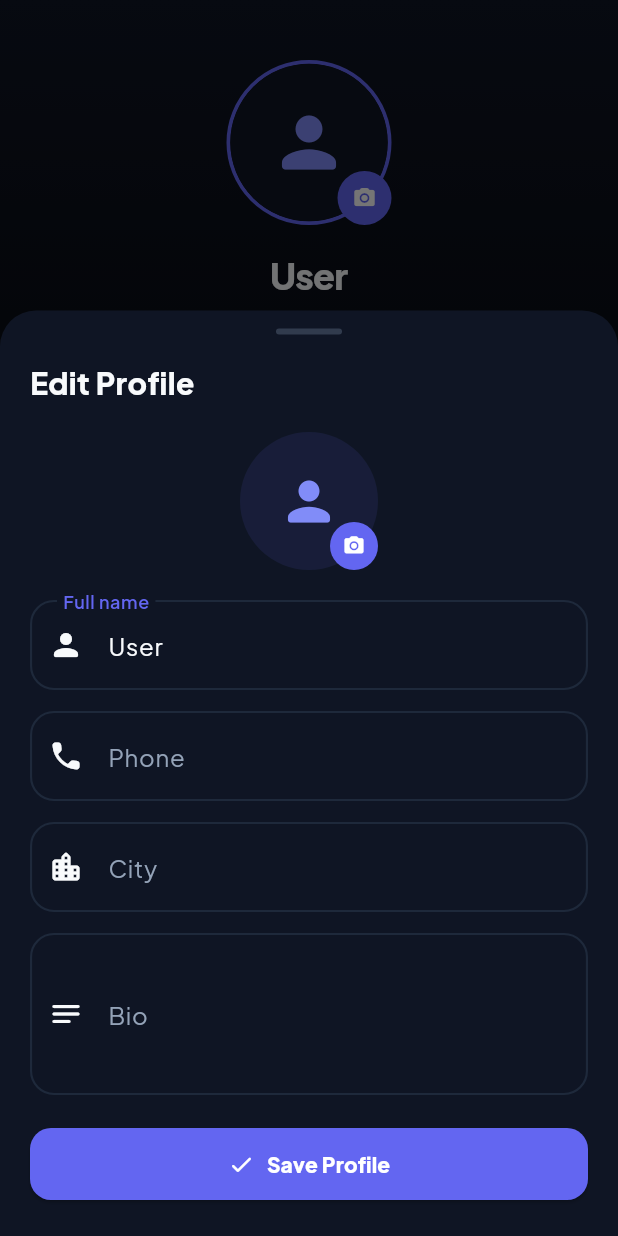
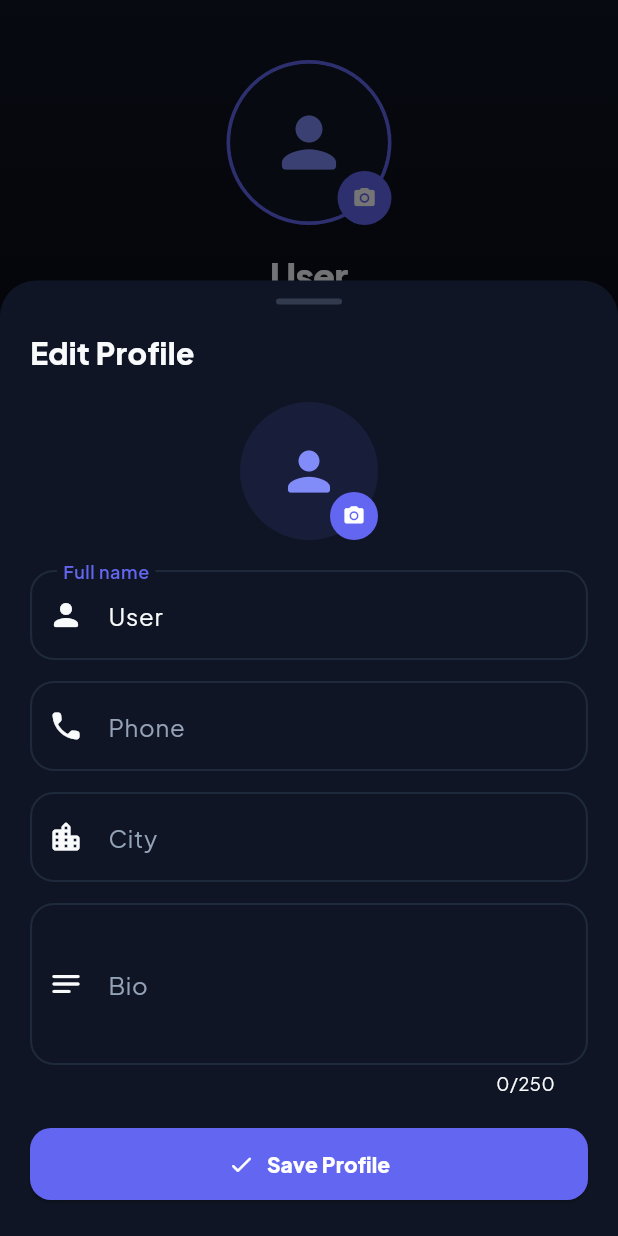
Before and after one commit to MysteriousEshoo/NeedBasedMarketplace, a Flutter app: the ProfileScreen screen opened directly, after a tap on "Edit Profile", on a phone screen of 412 x 824 dp. Run offline on Flutter 3.47's test engine with Material 3 defaults, Android fonts, the phone set to English and light mode, and no system bars; our stand-ins replace audioplayers, cloud_firestore, file_picker, firebase_auth, firebase_core, firebase_database and 6 more; missing offline and left inert: agora_rtc_engine, record; accounts and stored records are empty.

Commit message:
added edit profile screen feature sucesfuly

```diff
--- a/lib/screens/profile_screen.dart
+++ b/lib/screens/profile_screen.dart
@@ -33,6 +33,8 @@ class _ProfileScreenState extends State<ProfileScreen> {
   String _profileBio = '';
   int _myNeedsCount = 0;
   File? _selectedLocalImage;
+  bool _isProfileLoading = true;
+  bool _isUploadingAvatar = false;
 
   @override
   void initState() {
@@ -43,7 +45,10 @@ class _ProfileScreenState extends State<ProfileScreen> {
 
   Future<void> _loadUserData() async {
     final user = FirebaseAuth.instance.currentUser;
-    if (user == null) return;
+    if (user == null) {
+      if (mounted) setState(() => _isProfileLoading = false);
+      return;
+    }
 
     String name = _fallbackUserName(user);
     String email = user.email ?? 'No email connected';
@@ -52,6 +57,30 @@ class _ProfileScreenState extends State<ProfileScreen> {
     String city = '';
     String bio = '';
 
+    // Firestore is kept as a compatibility fallback for accounts created by
+    // the existing authentication screen.
+    try {
+      final firestoreDoc = await FirebaseFirestore.instance
+          .collection('users')
+          .doc(user.uid)
+          .get();
+      final firestoreData = firestoreDoc.data();
+      if (firestoreData != null) {
+        name = _firstProfileValue(firestoreData, ['name', 'displayName'], name);
+        email = _firstProfileValue(firestoreData, ['email'], email);
+        photoUrl =
+            _nullableProfileValue(firestoreData, ['photoUrl', 'photoURL']) ??
+                photoUrl;
+        phone = _firstProfileValue(firestoreData, ['phone'], phone);
+        city = _firstProfileValue(firestoreData, ['city', 'location'], city);
+        bio = _firstProfileValue(firestoreData, ['bio'], bio);
+      }
+    } catch (_) {
+      // Realtime Database may still be available.
+    }
+
+    // Realtime Database is the live profile source and therefore takes
+    // precedence over the compatibility copy in Firestore.
     try {
       final realtimeSnapshot = await FirebaseDatabase.instance
           .ref()
@@ -68,22 +97,6 @@ class _ProfileScreenState extends State<ProfileScreen> {
         city = _firstProfileValue(data, ['city', 'location'], city);
         bio = _firstProfileValue(data, ['bio'], bio);
       }
-
-      final firestoreDoc = await FirebaseFirestore.instance
-          .collection('users')
-          .doc(user.uid)
-          .get();
-      final firestoreData = firestoreDoc.data();
-      if (firestoreData != null) {
-        name = _firstProfileValue(firestoreData, ['name', 'displayName'], name);
-        email = _firstProfileValue(firestoreData, ['email'], email);
-        photoUrl =
-            _nullableProfileValue(firestoreData, ['photoUrl', 'photoURL']) ??
-                photoUrl;
-        phone = _firstProfileValue(firestoreData, ['phone'], phone);
-        city = _firstProfileValue(firestoreData, ['city', 'location'], city);
-        bio = _firstProfileValue(firestoreData, ['bio'], bio);
-      }
     } catch (_) {
       // Auth data is still enough to keep the profile usable if a read fails.
     }
@@ -96,6 +109,7 @@ class _ProfileScreenState extends State<ProfileScreen> {
       _profilePhone = phone;
       _profileCity = city;
       _profileBio = bio;
+      _isProfileLoading = false;
     });
   }
 
@@ -152,6 +166,7 @@ class _ProfileScreenState extends State<ProfileScreen> {
   }
 
   Future<void> _executeNativeImageUpload() async {
+    if (_isUploadingAvatar) return;
     final ImagePicker picker = ImagePicker();
     try {
       final XFile? image =
@@ -160,12 +175,17 @@ class _ProfileScreenState extends State<ProfileScreen> {
         final imageFile = File(image.path);
         setState(() {
           _selectedLocalImage = imageFile;
+          _isUploadingAvatar = true;
         });
         await _saveSelectedProfileImage(imageFile);
+        if (!mounted) return;
         _showStatusToast('🎉 Image uploaded successfully!');
       }
-    } catch (e) {
-      _showStatusToast('⚠️ Error uploading image.');
+    } catch (_) {
+      if (!mounted) return;
+      _showStatusToast('⚠️ Error uploading image. Please try again.');
+    } finally {
+      if (mounted) setState(() => _isUploadingAvatar = false);
     }
   }
 
@@ -262,22 +282,32 @@ class _ProfileScreenState extends State<ProfileScreen> {
     final firestoreData = Map<String, dynamic>.from(realtimeData)
       ..['updatedAt'] = FieldValue.serverTimestamp();
 
+    // Persist to the app's live Realtime Database first. A successful return
+    // from this method always means the profile exists at /users/{uid}.
     await FirebaseDatabase.instance
         .ref()
         .child('users')
         .child(user.uid)
         .update(realtimeData);
-    await FirebaseFirestore.instance
-        .collection('users')
-        .doc(user.uid)
-        .set(firestoreData, SetOptions(merge: true));
 
     await user.updateDisplayName(cleanName);
     if (cleanPhotoUrl != null && cleanPhotoUrl.isNotEmpty) {
       await user.updatePhotoURL(cleanPhotoUrl);
     }
     await user.reload();
-    await _syncProfileNameToNeeds(user.uid, cleanName);
+
+    // Keep existing Firestore-based features compatible, but do not report a
+    // failed profile save if this optional mirror or old listings cannot be
+    // updated due to their own security rules.
+    try {
+      await FirebaseFirestore.instance
+          .collection('users')
+          .doc(user.uid)
+          .set(firestoreData, SetOptions(merge: true));
+    } catch (_) {}
+    try {
+      await _syncProfileNameToNeeds(user.uid, cleanName);
+    } catch (_) {}
   }
 
   Future<void> _syncProfileNameToNeeds(String uid, String name) async {
@@ -305,6 +335,10 @@ class _ProfileScreenState extends State<ProfileScreen> {
     final user = FirebaseAuth.instance.currentUser;
     if (user == null) {
       _showStatusToast('Please login to edit your profile.');
+      return;
+    }
+    if (_isProfileLoading) {
+      _showStatusToast('Please wait while your profile loads.');
       return;
     }
 
@@ -433,6 +467,12 @@ class _ProfileScreenState extends State<ProfileScreen> {
                               if (value == null || value.trim().isEmpty) {
                                 return 'Enter your name';
                               }
+                              if (value.trim().length < 2) {
+                                return 'Name must be at least 2 characters';
+                              }
+                              if (value.trim().length > 60) {
+                                return 'Name must be 60 characters or less';
+                              }
                               return null;
                             },
                           ),
@@ -444,6 +484,16 @@ class _ProfileScreenState extends State<ProfileScreen> {
                               labelText: 'Phone',
                               prefixIcon: Icon(Icons.phone_rounded),
                             ),
+                            validator: (value) {
+                              final phone = value?.trim() ?? '';
+                              if (phone.isEmpty) return null;
+                              final digits =
+                                  phone.replaceAll(RegExp(r'\D'), '');
+                              if (digits.length < 10 || digits.length > 15) {
+                                return 'Enter a valid phone number';
+                              }
+                              return null;
+                            },
                           ),
                           const SizedBox(height: 14),
                           TextFormField(
@@ -463,6 +513,7 @@ class _ProfileScreenState extends State<ProfileScreen> {
                               labelText: 'Bio',
                               prefixIcon: Icon(Icons.notes_rounded),
                             ),
+                            maxLength: 250,
                           ),
                           const SizedBox(height: 22),
                           SizedBox(
@@ -501,7 +552,9 @@ class _ProfileScreenState extends State<ProfileScreen> {
                                           photoUrl: photoUrl,
                                         );
 
-                                        if (!mounted) return;
+                                        if (!mounted || !sheetContext.mounted) {
+                                          return;
+                                        }
                                         setState(() {
                                           _currentUserName =
                                               nameController.text.trim();
@@ -514,14 +567,17 @@ class _ProfileScreenState extends State<ProfileScreen> {
                                           _profilePhotoUrl = photoUrl;
                                           _selectedLocalImage = null;
                                         });
-                                        if (sheetContext.mounted) {
-                                          Navigator.pop(sheetContext);
-                                        }
+                                        Navigator.pop(sheetContext);
                                         _showStatusToast('Profile updated.');
                                       } catch (e) {
-                                        setSheetState(() => isSaving = false);
-                                        _showStatusToast(
-                                            'Could not update profile: ${e.toString()}');
+                                        if (sheetContext.mounted) {
+                                          setSheetState(() => isSaving = false);
+                                        }
+                                        if (mounted) {
+                                          _showStatusToast(
+                                            'Could not update profile. Please check your connection and try again.',
+                                          );
+                                        }
                                       }
                                     },
                               icon: isSaving
@@ -655,14 +711,22 @@ class _ProfileScreenState extends State<ProfileScreen> {
                 ),
               ),
               GestureDetector(
-                onTap: _executeNativeImageUpload,
+                onTap: _isUploadingAvatar ? null : _executeNativeImageUpload,
                 child: Container(
                   width: 36,
                   height: 36,
                   decoration: const BoxDecoration(
                       shape: BoxShape.circle, color: AppColors.primary),
-                  child: const Icon(Icons.camera_alt_rounded,
-                      color: Colors.white, size: 16),
+                  child: _isUploadingAvatar
+                      ? const Padding(
+                          padding: EdgeInsets.all(9),
+                          child: CircularProgressIndicator(
+                            strokeWidth: 2,
+                            color: Colors.white,
+                          ),
+                        )
+                      : const Icon(Icons.camera_alt_rounded,
+                          color: Colors.white, size: 16),
                 ),
               ),
             ],
@@ -708,7 +772,7 @@ class _ProfileScreenState extends State<ProfileScreen> {
           ],
           const SizedBox(height: 14),
           OutlinedButton.icon(
-            onPressed: _openEditProfileSheet,
+            onPressed: _isProfileLoading ? null : _openEditProfileSheet,
             icon: const Icon(Icons.edit_rounded, size: 16),
             label: const Text('Edit Profile'),
             style: OutlinedButton.styleFrom(
```
